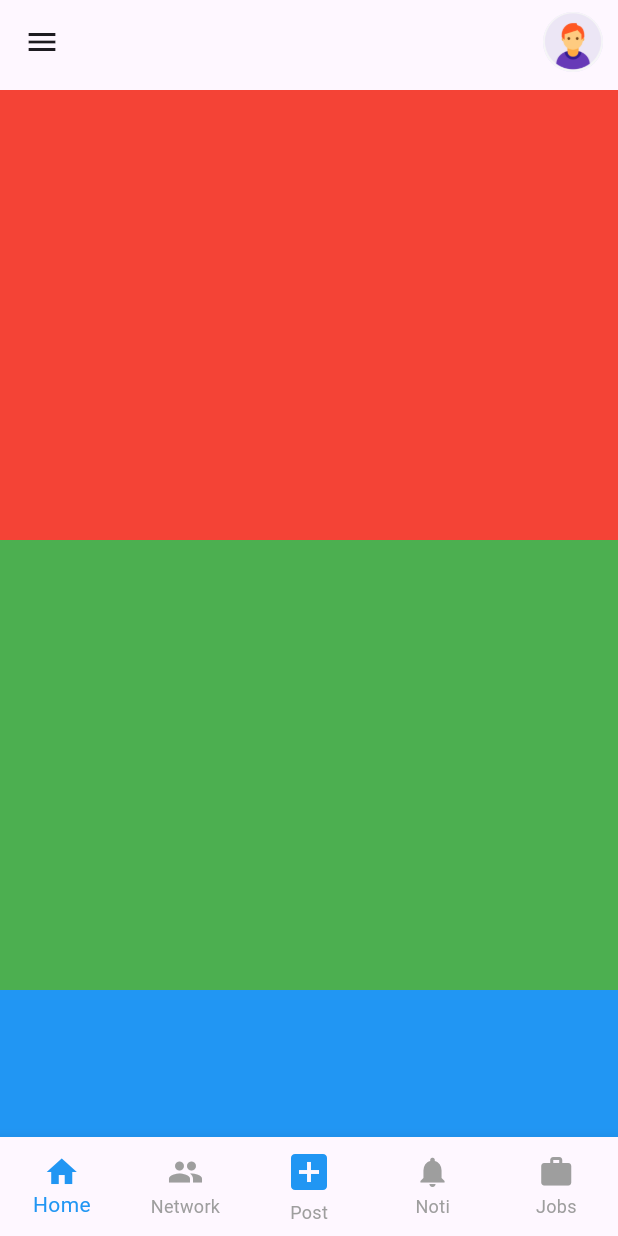
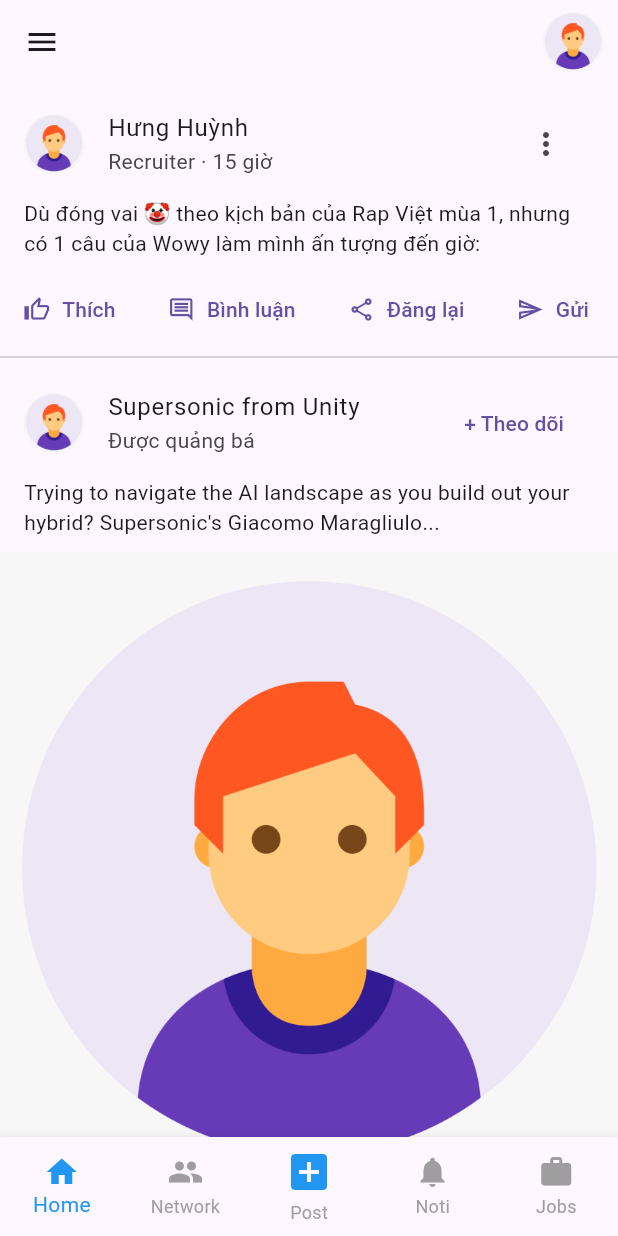
Before and after one commit to khanhduy74105/recruite_app, a Flutter app: the screen it shows after launch, on a phone screen of 412 x 824 dp. Run offline on Flutter 3.47's test engine with Material 3 defaults, Android fonts, the phone set to English and light mode, and no system bars; our stand-ins replace bloc, flutter_bloc, image_picker, supabase_flutter; accounts and stored records are empty; Roboto replaces fonts that are missing (Cera Pro).

```diff
--- a/flutter_application/lib/app.dart
+++ b/flutter_application/lib/app.dart
@@ -1,7 +1,10 @@
 import 'package:flutter/material.dart';
-import 'package:flutter/widgets.dart';
 import 'package:flutter_application/features/home/pages/home_page.dart';
+import 'package:flutter_application/features/network/pages/network_page.dart';
+import 'package:flutter_application/features/post/pages/post_page.dart';
 import 'package:flutter_application/features/profile/pages/profile.dart';
+import 'package:flutter_application/features/notifications/pages/notifications_page.dart';
+import 'package:flutter_application/features/jobs/pages/jobs_page.dart';
 
 class AppBottomNavigatorBar extends StatefulWidget {
   const AppBottomNavigatorBar({super.key});
@@ -20,15 +23,15 @@ class _AppBottomNavigatorBarState extends State<AppBottomNavigatorBar> {
 
   final List<Widget> _screens = [
     const HomePage(),
-    const Center(child: Text("My Network", style: TextStyle(fontSize: 24))),
+    const MyNetworkPage(),
     const SizedBox(),
-    const Center(child: Text("Notifications", style: TextStyle(fontSize: 24))),
-    const Center(child: Text("Jobs", style: TextStyle(fontSize: 24))),
+    const NotificationsPage(),
+    const JobsPage(),
   ];
 
   void _onItemTapped(int index) {
     if (index == 2) {
-      _showPostModal();
+      showCreatePostScreen(context);
     } else {
       setState(() {
         _selectedIndex = index;
@@ -36,37 +39,13 @@ class _AppBottomNavigatorBarState extends State<AppBottomNavigatorBar> {
     }
   }
 
-  void _showPostModal() {
-    showModalBottomSheet(
-      context: context,
-      builder: (context) {
-        return Container(
-          padding: const EdgeInsets.all(16),
-          height: 300,
-          child: Column(
-            mainAxisSize: MainAxisSize.min,
-            children: [
-              const Text("Create a Post",
-                  style: TextStyle(fontSize: 20, fontWeight: FontWeight.bold)),
-              const SizedBox(height: 20),
-              ElevatedButton(
-                onPressed: () => Navigator.pop(context),
-                child: const Text("Close"),
-              ),
-            ],
-          ),
-        );
-      },
-    );
-  }
-
   Widget _buildDrawer() {
     return Drawer(
       child: Column(
         children: [
            UserAccountsDrawerHeader(
-            accountName: Text("Nguyen Van A"),
-            accountEmail: Text("nguyenvana@example.com"),
+            accountName: const Text("Nguyen Van A"),
+            accountEmail: const Text("nguyenvana@example.com"),
             currentAccountPicture: CircleAvatar(
               backgroundImage: Image.asset("assets/profile.png").image,
             ),
--- /dev/null
+++ b/flutter_application/lib/core/constants/theme.dart
@@ -0,0 +1,109 @@
+import 'package:flutter/material.dart';
+
+final ThemeData linkedInTheme = ThemeData(
+  useMaterial3: true,  // Enable Material 3 design
+  brightness: Brightness.light, // Light theme as default
+
+  // Primary color (LinkedIn blue)
+  primaryColor: const Color(0xFF0077B5),
+
+  // AppBar theme
+  appBarTheme: const AppBarTheme(
+    backgroundColor: Colors.white,
+    foregroundColor: Colors.black,
+    elevation: 1,
+    titleTextStyle: TextStyle(
+      color: Colors.black,
+      fontSize: 20,
+      fontWeight: FontWeight.bold,
+    ),
+    iconTheme: IconThemeData(color: Colors.black),
+  ),
+
+  // Color Scheme
+  colorScheme: ColorScheme.light(
+    primary: const Color(0xFF0077B5),
+    secondary: Colors.grey[600]!,
+    background: Colors.white,
+    surface: Colors.white,
+    error: Colors.redAccent,
+    onPrimary: Colors.white,
+    onSecondary: Colors.white,
+    onBackground: Colors.black,
+    onSurface: Colors.black,
+  ),
+
+  // Text Theme
+  textTheme: TextTheme(
+    displayLarge: const TextStyle(fontSize: 32, fontWeight: FontWeight.bold, color: Colors.black),
+    titleLarge: const TextStyle(fontSize: 22, fontWeight: FontWeight.bold, color: Colors.black),
+    bodyLarge: const TextStyle(fontSize: 16, color: Colors.black),
+    bodyMedium: TextStyle(fontSize: 14, color: Colors.grey[800]),
+    labelLarge: const TextStyle(fontSize: 14, fontWeight: FontWeight.bold, color: Color(0xFF0077B5)),
+  ),
+
+  // Button Theme
+  elevatedButtonTheme: ElevatedButtonThemeData(
+    style: ElevatedButton.styleFrom(
+      backgroundColor: const Color(0xFF0077B5),
+      foregroundColor: Colors.white,
+      shape: RoundedRectangleBorder(borderRadius: BorderRadius.circular(8)),
+      padding: const EdgeInsets.symmetric(vertical: 12, horizontal: 16),
+      textStyle: const TextStyle(fontSize: 16, fontWeight: FontWeight.bold),
+    ),
+  ),
+
+  outlinedButtonTheme: OutlinedButtonThemeData(
+    style: OutlinedButton.styleFrom(
+      foregroundColor: const Color(0xFF0077B5),
+      side: const BorderSide(color: Color(0xFF0077B5)),
+      shape: RoundedRectangleBorder(borderRadius: BorderRadius.circular(8)),
+      padding: const EdgeInsets.symmetric(vertical: 12, horizontal: 16),
+      textStyle: const TextStyle(fontSize: 16, fontWeight: FontWeight.bold),
+    ),
+  ),
+
+  // TextField Theme
+  inputDecorationTheme: InputDecorationTheme(
+    filled: true,
+    fillColor: Colors.grey[100],
+    contentPadding: const EdgeInsets.symmetric(vertical: 12, horizontal: 16),
+    border: OutlineInputBorder(
+      borderRadius: BorderRadius.circular(8),
+      borderSide: const BorderSide(color: Colors.grey),
+    ),
+    focusedBorder: OutlineInputBorder(
+      borderRadius: BorderRadius.circular(8),
+      borderSide: const BorderSide(color: Color(0xFF0077B5), width: 2),
+    ),
+  ),
+
+  // Card Theme
+  cardTheme: CardTheme(
+    shape: RoundedRectangleBorder(borderRadius: BorderRadius.circular(12)),
+    elevation: 2,
+    color: Colors.white,
+    margin: const EdgeInsets.symmetric(vertical: 8, horizontal: 16),
+  ),
+
+  // Chip Theme
+  chipTheme: ChipThemeData(
+    backgroundColor: Colors.grey[300]!,
+    labelStyle: const TextStyle(color: Colors.black),
+    shape: RoundedRectangleBorder(borderRadius: BorderRadius.circular(50)),
+  ),
+
+  // Icon Theme
+  iconTheme: IconThemeData(
+    color: Colors.grey[700],
+    size: 24,
+  ),
+
+  // Bottom Navigation Bar
+  bottomNavigationBarTheme: BottomNavigationBarThemeData(
+    backgroundColor: Colors.white,
+    selectedItemColor: const Color(0xFF0077B5),
+    unselectedItemColor: Colors.grey[600],
+    showUnselectedLabels: true,
+  ),
+);
--- a/flutter_application/lib/features/home/pages/home_page.dart
+++ b/flutter_application/lib/features/home/pages/home_page.dart
@@ -2,6 +2,7 @@ import 'package:flutter/material.dart';
 
 class HomePage extends StatefulWidget {
   const HomePage({Key? key}) : super(key: key);
+
   @override
   _HomePageState createState() => _HomePageState();
 }
@@ -10,31 +11,76 @@ class _HomePageState extends State<HomePage> {
   @override
   Widget build(BuildContext context) {
     return Scaffold(
-      body: SingleChildScrollView(
-        child: Column(
+      body: ListView(
         children: [
-            Container(
-            height: 300,
-            color: Colors.red,
+          // Post 1
+          ListTile(
+            leading: CircleAvatar(
+              backgroundImage: AssetImage("assets/profile.png"),
             ),
-            Container(
-            height: 300,
-            color: Colors.green,
+            title: const Text("Hưng Huỳnh"),
+            subtitle: const Text("Recruiter · 15 giờ"),
+            trailing: IconButton(
+              icon: const Icon(Icons.more_vert),
+              onPressed: () {},
             ),
-            Container(
-            height: 300,
-            color: Colors.blue,
+          ),
+          Padding(
+            padding: const EdgeInsets.symmetric(horizontal: 16.0),
+            child: const Text(
+              "Dù đóng vai 🤡 theo kịch bản của Rap Việt mùa 1, nhưng có 1 câu của Wowy làm mình ấn tượng đến giờ:",
             ),
-            Container(
-            height: 300,
-            color: Colors.yellow,
+          ),
+          const SizedBox(height: 10),
+          Row(
+            mainAxisAlignment: MainAxisAlignment.spaceAround,
+            children: [
+              TextButton.icon(
+                onPressed: () {},
+                icon: const Icon(Icons.thumb_up_alt_outlined),
+                label: const Text("Thích"),
+              ),
+              TextButton.icon(
+                onPressed: () {},
+                icon: const Icon(Icons.comment_outlined),
+                label: const Text("Bình luận"),
+              ),
+              TextButton.icon(
+                onPressed: () {},
+                icon: const Icon(Icons.share_outlined),
+                label: const Text("Đăng lại"),
+              ),
+              TextButton.icon(
+                onPressed: () {},
+                icon: const Icon(Icons.send_outlined),
+                label: const Text("Gửi"),
+              ),
+            ],
+          ),
+          const Divider(),
+
+          // Advertisement
+          ListTile(
+            leading: CircleAvatar(
+              backgroundImage: AssetImage("assets/profile.png"),
             ),
-            Container(
-            height: 300,
-            color: Colors.orange,
+            title: const Text("Supersonic from Unity"),
+            subtitle: const Text("Được quảng bá"),
+            trailing: TextButton(
+              onPressed: () {},
+              child: const Text("+ Theo dõi"),
             ),
+          ),
+          Padding(
+            padding: const EdgeInsets.symmetric(horizontal: 16.0),
+            child: const Text(
+              "Trying to navigate the AI landscape as you build out your hybrid? Supersonic's Giacomo Maragliulo...",
+            ),
+          ),
+          const SizedBox(height: 10),
+          Image.asset("assets/profile.png"),
+          const Divider(),
         ],
-      ),
       ),
     );
   }
--- a/flutter_application/lib/main.dart
+++ b/flutter_application/lib/main.dart
@@ -2,6 +2,7 @@ import 'dart:async';
 import 'package:flutter/material.dart';
 import 'package:flutter_application/app.dart';
 import 'package:flutter_application/core/constants/env.dart';
+import 'package:flutter_application/core/constants/theme.dart';
 import 'package:flutter_application/features/auth/cubit/auth_cubit.dart';
 import 'package:flutter_application/features/auth/pages/signup_page.dart';
 import 'package:flutter_application/features/home/pages/home_page.dart';
@@ -31,10 +32,7 @@ class MyApp extends StatelessWidget {
   Widget build(BuildContext context) {
     return MaterialApp(
       title: 'Flutter Demo',
-      theme: ThemeData(
-        colorScheme: ColorScheme.fromSeed(seedColor: Colors.deepPurple),
-        useMaterial3: true,
-      ),
+      theme: linkedInTheme,
       home: const MyHomePage(title: 'Flutter Demo Home Page'),
     );
   }
--- a/flutter_application/pubspec.yaml
+++ b/flutter_application/pubspec.yaml
@@ -44,6 +44,7 @@ dependencies:
   json_serializable: ^6.8.0
   freezed_annotation: ^3.0.0
   supabase_flutter: ^2.8.4
+  image_picker: ^1.1.2
 
 dev_dependencies:
   flutter_test:
```
Also changed, not shown: flutter_application/lib/core/constants/colors.dart (added, +18 -0 lines), flutter_application/lib/core/ui/button.dart (added, +50 -0 lines), flutter_application/lib/features/jobs/pages/jobs_page.dart (added, +15 -0 lines), flutter_application/lib/features/network/pages/network_page.dart (added, +15 -0 lines), flutter_application/lib/features/notifications/pages/notifications_page.dart (added, +15 -0 lines), flutter_application/lib/features/post/pages/post_page.dart (added, +177 -0 lines), flutter_application/pubspec.lock, 6 other files.
